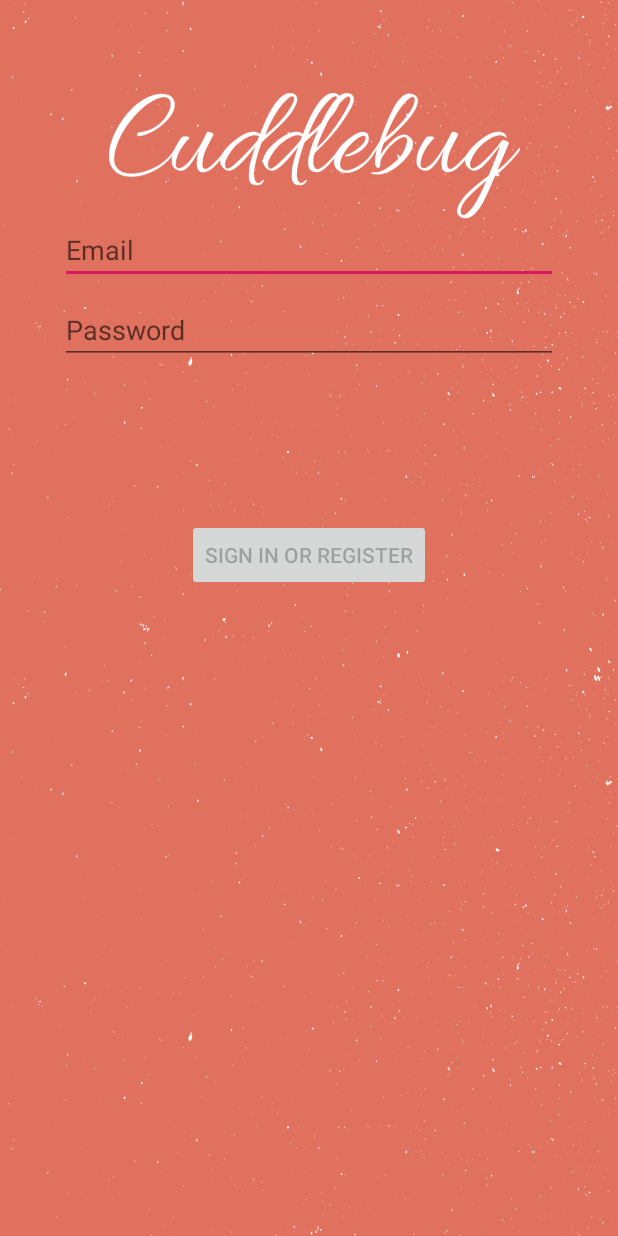
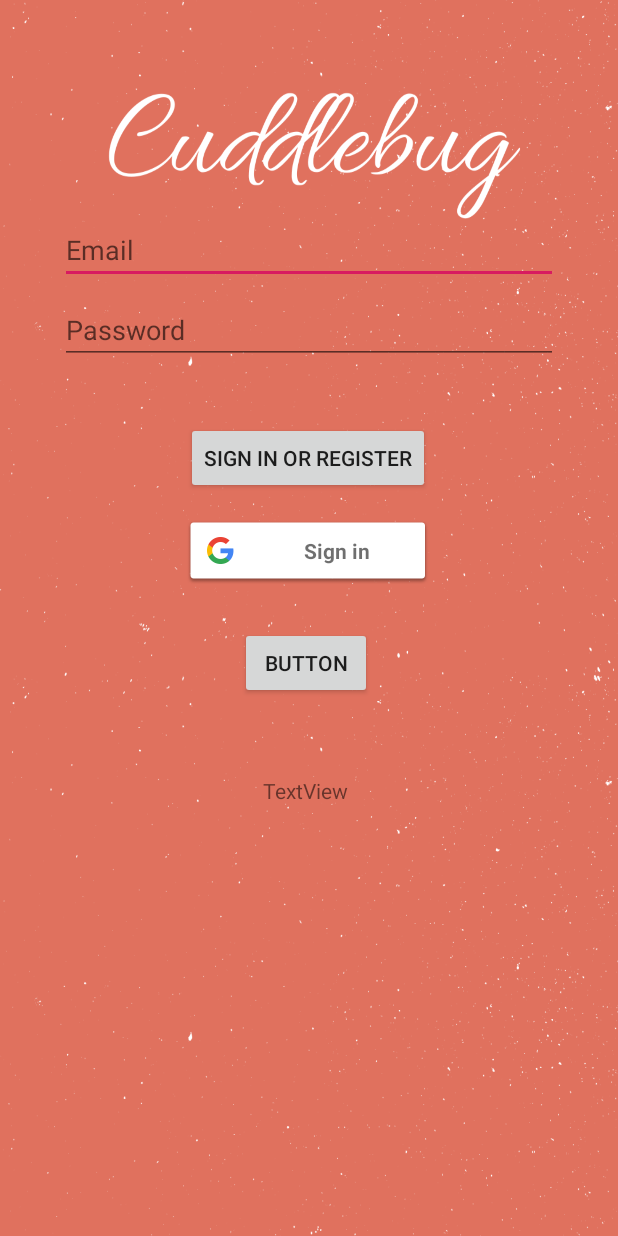
Before and after one commit to alexanderfrancis/CP470finalproject, an Android app: the screen it shows after launch (LoginActivity), on a phone screen of 412 x 824 dp. Run offline under Robolectric (Android 15) with nearby library versions, the phone set to English and light mode, and no system bars.

Commit message:
Google Authentication added to LoginActivity

```diff
--- a/app/build.gradle
+++ b/app/build.gradle
@@ -43,6 +43,10 @@ dependencies {
     implementation 'com.firebaseui:firebase-ui-auth:6.4.0'
 //    implementation 'com.facebook.android:facebook-android-sdk:4.x'
     implementation 'com.google.firebase:firebase-firestore'
+    // Import the BoM for the Firebase platform
+
+    // Also declare the dependency for the Google Play services library and specify its version
+    implementation 'com.google.android.gms:play-services-auth:19.0.0'
 
     testImplementation 'junit:junit:4.12'
     androidTestImplementation 'androidx.test.ext:junit:1.1.2'
--- a/app/src/main/java/com/example/netflixmatchmaker/ui/login/LoginActivity.java
+++ b/app/src/main/java/com/example/netflixmatchmaker/ui/login/LoginActivity.java
@@ -2,136 +2,132 @@ package com.example.netflixmatchmaker.ui.login;
 
 import android.app.Activity;
 
+import androidx.annotation.NonNull;
+import androidx.fragment.app.FragmentActivity;
 import androidx.lifecycle.Observer;
 import androidx.lifecycle.ViewModelProviders;
 
 import android.content.Intent;
 import android.os.Bundle;
 
-import androidx.annotation.Nullable;
-import androidx.annotation.StringRes;
+
 import androidx.appcompat.app.AppCompatActivity;
 
-import android.text.Editable;
-import android.text.TextWatcher;
-import android.view.KeyEvent;
+import android.util.Log;
+
 import android.view.View;
-import android.view.inputmethod.EditorInfo;
+
 import android.widget.Button;
-import android.widget.EditText;
-import android.widget.ProgressBar;
+
 import android.widget.TextView;
-import android.widget.Toast;
 
 import com.example.netflixmatchmaker.ExploreActivity;
-import com.example.netflixmatchmaker.MainActivity;
 import com.example.netflixmatchmaker.R;
-import com.example.netflixmatchmaker.SplashActivity;
-import com.example.netflixmatchmaker.ui.login.LoginViewModel;
-import com.example.netflixmatchmaker.ui.login.LoginViewModelFactory;
 
-public class LoginActivity extends AppCompatActivity {
+import com.google.android.gms.auth.api.Auth;
+import com.google.android.gms.auth.api.signin.GoogleSignInAccount;
+import com.google.android.gms.auth.api.signin.GoogleSignInOptions;
+import com.google.android.gms.auth.api.signin.GoogleSignInResult;
+import com.google.android.gms.common.ConnectionResult;
+import com.google.android.gms.common.SignInButton;
+import com.google.android.gms.common.api.Api;
+import com.google.android.gms.common.api.GoogleApi;
+import com.google.android.gms.common.api.GoogleApiClient;
+import com.google.android.gms.common.api.PendingResult;
+import com.google.android.gms.common.api.ResultCallback;
+import com.google.android.gms.common.api.Status;
+
+import java.io.FileDescriptor;
+import java.io.PrintWriter;
+import java.util.concurrent.TimeUnit;
+
+public class LoginActivity extends AppCompatActivity implements GoogleApiClient.OnConnectionFailedListener, View.OnClickListener{
+
+    SignInButton signInButton;
+    Button signOutButton;
+    TextView statusTextView;
+    GoogleApiClient mGoogleApiClient;
+    private static final String TAG = "LoginActivity";
+    private static final int RC_SIGN_IN = 9001;
 
     private LoginViewModel loginViewModel;
 
     @Override
-    public void onCreate(Bundle savedInstanceState) {
+    public void onCreate(Bundle savedInstanceState){
         super.onCreate(savedInstanceState);
         setContentView(R.layout.activity_login);
-        loginViewModel = ViewModelProviders.of(this, new LoginViewModelFactory())
-                .get(LoginViewModel.class);
+        GoogleSignInOptions gso = new GoogleSignInOptions.Builder(GoogleSignInOptions.DEFAULT_SIGN_IN)
+                .requestEmail()
+                .build();
+        mGoogleApiClient = new GoogleApiClient.Builder(this)
+                .enableAutoManage(this, (GoogleApiClient.OnConnectionFailedListener) this)
+                .addApi(Auth.GOOGLE_SIGN_IN_API, gso)
+                .build();
 
-        final EditText usernameEditText = findViewById(R.id.username);
-        final EditText passwordEditText = findViewById(R.id.password);
-        final Button loginButton = findViewById(R.id.login);
-        final ProgressBar loadingProgressBar = findViewById(R.id.loading);
+        statusTextView = (TextView) findViewById(R.id.statusTextView);
+        signInButton = (SignInButton) findViewById(R.id.signInButton);
+        signInButton.setOnClickListener(this);
 
-        loginViewModel.getLoginFormState().observe(this, new Observer<LoginFormState>() {
-            @Override
-            public void onChanged(@Nullable LoginFormState loginFormState) {
-                if (loginFormState == null) {
-                    return;
-                }
-                loginButton.setEnabled(loginFormState.isDataValid());
-                if (loginFormState.getUsernameError() != null) {
-                    usernameEditText.setError(getString(loginFormState.getUsernameError()));
-                }
-                if (loginFormState.getPasswordError() != null) {
-                    passwordEditText.setError(getString(loginFormState.getPasswordError()));
-                }
-            }
-        });
-
-        loginViewModel.getLoginResult().observe(this, new Observer<LoginResult>() {
-            @Override
-            public void onChanged(@Nullable LoginResult loginResult) {
-                if (loginResult == null) {
-                    return;
-                }
-                loadingProgressBar.setVisibility(View.GONE);
-                if (loginResult.getError() != null) {
-                    showLoginFailed(loginResult.getError());
-                }
-                if (loginResult.getSuccess() != null) {
-                    updateUiWithUser(loginResult.getSuccess());
-                }
-                setResult(Activity.RESULT_OK);
-
-                //Complete login activity once successful and opens ExploreActivity
-                Intent i = new Intent(LoginActivity.this, ExploreActivity.class);
-                startActivity(i);
-//                finish();
-            }
-        });
-
-        TextWatcher afterTextChangedListener = new TextWatcher() {
-            @Override
-            public void beforeTextChanged(CharSequence s, int start, int count, int after) {
-                // ignore
+        signOutButton = (Button) findViewById(R.id.signOutButton);
+        signOutButton.setOnClickListener(this);
     }
 
     @Override
-            public void onTextChanged(CharSequence s, int start, int before, int count) {
-                // ignore
+    public void onClick(View v) {
+        switch(v.getId()) {
+            case R.id.signInButton:
+                signIn();
+                break;
+            case R.id.signOutButton:
+                signOut();
+                break;
+        }
+    }
+    public void signIn(){
+        Intent signInIntent = Auth.GoogleSignInApi.getSignInIntent(mGoogleApiClient);
+        startActivityForResult(signInIntent, RC_SIGN_IN);
     }
 
     @Override
-            public void afterTextChanged(Editable s) {
-                loginViewModel.loginDataChanged(usernameEditText.getText().toString(),
-                        passwordEditText.getText().toString());
+    public void onActivityResult(int requestCode, int resultCode, Intent data) {
+        super.onActivityResult(requestCode, resultCode, data);
+
+        if (requestCode == RC_SIGN_IN){
+            GoogleSignInResult result = Auth.GoogleSignInApi.getSignInResultFromIntent(data);
+            handleSignInResult(result);
         }
-        };
-        usernameEditText.addTextChangedListener(afterTextChangedListener);
-        passwordEditText.addTextChangedListener(afterTextChangedListener);
-        passwordEditText.setOnEditorActionListener(new TextView.OnEditorActionListener() {
+    }
 
     @Override
-            public boolean onEditorAction(TextView v, int actionId, KeyEvent event) {
-                if (actionId == EditorInfo.IME_ACTION_DONE) {
-                    loginViewModel.login(usernameEditText.getText().toString(),
-                            passwordEditText.getText().toString());
+    public void onConnectionFailed(@NonNull ConnectionResult connectionResult) {
+        Log.d(TAG, "Connection Failed" + connectionResult);
     }
-                return false;
+
+    private void handleSignInResult(GoogleSignInResult result){
+        Log.i(TAG, "Handle sign in result" + result.isSuccess());
+        if (result.isSuccess()){
+            GoogleSignInAccount acct = result.getSignInAccount();
+            statusTextView.setText("Hell0" + acct.getDisplayName());
+            Intent i = new Intent(LoginActivity.this, ExploreActivity.class);
+            startActivity(i);
+            finish();
+        }else{
+            Log.i(TAG,"Failed to sign in");
         }
-        });
 
-        loginButton.setOnClickListener(new View.OnClickListener() {
+    }
+
+    private void signOut(){
+        Auth.GoogleSignInApi.signOut(mGoogleApiClient).setResultCallback(new ResultCallback<Status>() {
             @Override
-            public void onClick(View v) {
-                loadingProgressBar.setVisibility(View.VISIBLE);
-                loginViewModel.login(usernameEditText.getText().toString(),
-                        passwordEditText.getText().toString());
+            public void onResult(@NonNull Status status) {
+                statusTextView.setText("Signed Out");
             }
         });
     }
+    public void emailSignIn(View view){
+        Intent i = new Intent(LoginActivity.this, ExploreActivity.class);
+        startActivity(i);
 
-    private void updateUiWithUser(LoggedInUserView model) {
-        String welcome = getString(R.string.welcome) + model.getDisplayName();
-        // TODO : initiate successful logged in experience
-//        Toast.makeText(getApplicationContext(), welcome, Toast.LENGTH_LONG).show();
-    }
-
-    private void showLoginFailed(@StringRes Integer errorString) {
-        Toast.makeText(getApplicationContext(), errorString, Toast.LENGTH_SHORT).show();
     }
 }
--- a/app/src/main/res/layout/activity_login.xml
+++ b/app/src/main/res/layout/activity_login.xml
@@ -45,7 +45,7 @@
         app:layout_constraintTop_toBottomOf="@+id/username" />
 
     <Button
-        android:id="@+id/login"
+        android:id="@+id/emailSignIn"
         android:layout_width="wrap_content"
         android:layout_height="wrap_content"
         android:layout_gravity="start"
@@ -53,13 +53,28 @@
         android:layout_marginTop="16dp"
         android:layout_marginEnd="48dp"
         android:layout_marginBottom="64dp"
-        android:enabled="false"
+        android:enabled="true"
+        android:onClick="emailSignIn"
         android:text="@string/action_sign_in"
         app:layout_constraintBottom_toBottomOf="parent"
         app:layout_constraintEnd_toEndOf="parent"
+        app:layout_constraintHorizontal_bias="0.496"
         app:layout_constraintStart_toStartOf="parent"
         app:layout_constraintTop_toBottomOf="@+id/password"
-        app:layout_constraintVertical_bias="0.2" />
+        app:layout_constraintVertical_bias="0.052" />
+
+    <com.google.android.gms.common.SignInButton
+        android:id="@+id/signInButton"
+        android:layout_width="165dp"
+        android:layout_height="46dp"
+        android:layout_centerInParent="true"
+        android:layout_marginTop="328dp"
+        android:layout_marginEnd="108dp"
+        android:textAlignment="center"
+        android:visibility="visible"
+        app:layout_constraintEnd_toEndOf="parent"
+        app:layout_constraintTop_toTopOf="parent"
+        tools:visibility="visible" />
 
     <ProgressBar
         android:id="@+id/loading"
@@ -76,4 +91,24 @@
         app:layout_constraintStart_toStartOf="@+id/password"
         app:layout_constraintTop_toTopOf="parent"
         app:layout_constraintVertical_bias="0.3" />
+
+    <TextView
+        android:id="@+id/statusTextView"
+        android:layout_width="wrap_content"
+        android:layout_height="wrap_content"
+        android:layout_marginTop="188dp"
+        android:layout_marginEnd="164dp"
+        android:text="TextView"
+        app:layout_constraintEnd_toEndOf="parent"
+        app:layout_constraintTop_toBottomOf="@+id/emailSignIn" />
+
+    <Button
+        android:id="@+id/signOutButton"
+        android:layout_width="wrap_content"
+        android:layout_height="wrap_content"
+        android:layout_marginTop="28dp"
+        android:layout_marginEnd="148dp"
+        android:text="Button"
+        app:layout_constraintEnd_toEndOf="parent"
+        app:layout_constraintTop_toBottomOf="@+id/signInButton" />
 </androidx.constraintlayout.widget.ConstraintLayout>
--- a/app/src/main/res/layout/fragment_settings.xml
+++ b/app/src/main/res/layout/fragment_settings.xml
@@ -19,4 +19,5 @@
         app:layout_constraintEnd_toEndOf="parent"
         app:layout_constraintStart_toStartOf="parent"
         app:layout_constraintTop_toTopOf="parent" />
+
 </androidx.constraintlayout.widget.ConstraintLayout>
```
Lines whose indentation alone changed are shown as unchanged.
